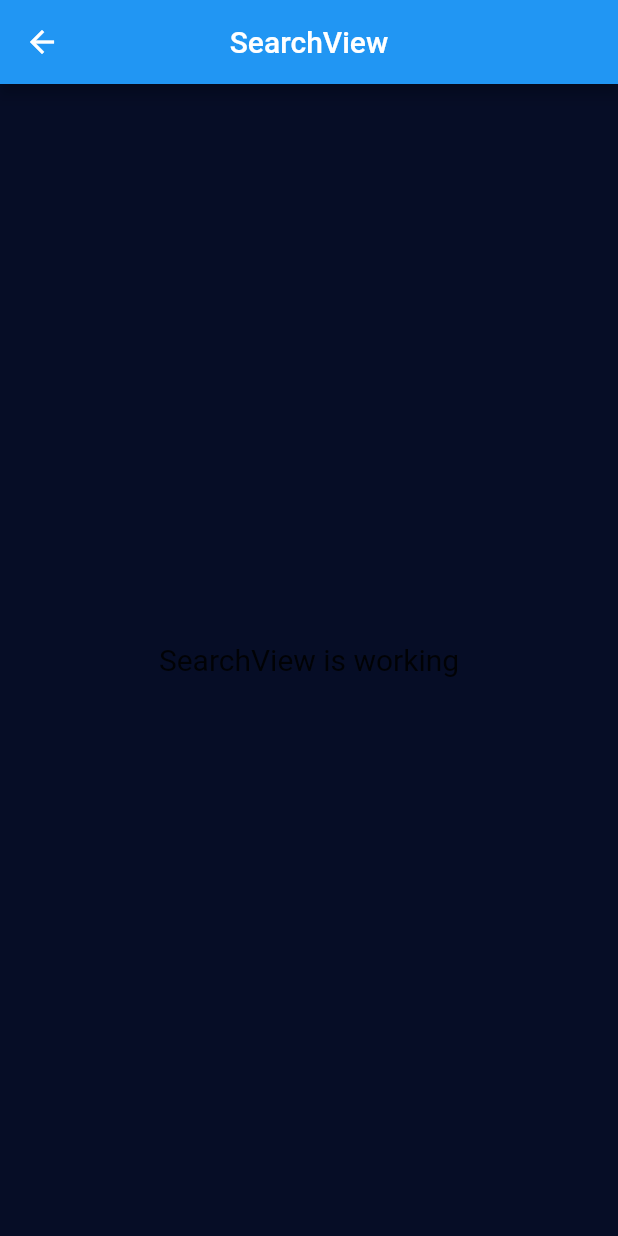
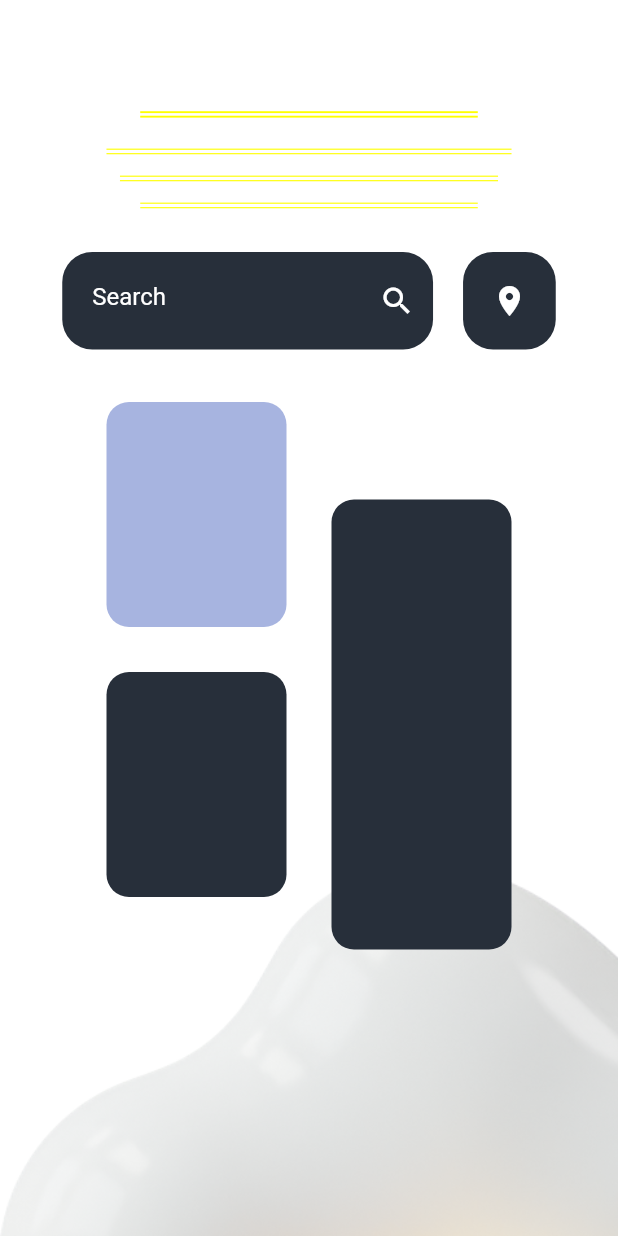
Before and after one commit to oppoop/tw_weather, a Flutter app: the SearchView screen opened by its route, on a phone screen of 412 x 824 dp. Run offline on Flutter 3.47's test engine with Material 2 defaults, Android fonts, the phone set to English and light mode, and no system bars; our stand-ins replace get, lottie.

Commit message:
搜尋頁面UI

```diff
--- a/lib/app/modules/search/controllers/search_controller.dart
+++ b/lib/app/modules/search/controllers/search_controller.dart
@@ -1,20 +1,7 @@
+import 'package:flutter/cupertino.dart';
 import 'package:get/get.dart';
 
 class SearchController extends GetxController {
-  //TODO: Implement SearchController
-
-  final count = 0.obs;
-  @override
-  void onInit() {
-    super.onInit();
-  }
-
-  @override
-  void onReady() {
-    super.onReady();
-  }
-
-  @override
-  void onClose() {}
-  void increment() => count.value++;
+  final TextEditingController textEditingController = TextEditingController();
+  final FocusNode focusNode = FocusNode();
 }
--- a/lib/app/modules/search/views/search_view.dart
+++ b/lib/app/modules/search/views/search_view.dart
@@ -1,23 +1,149 @@
 import 'package:flutter/material.dart';
-
 import 'package:get/get.dart';
 
+import '../../../constant.dart';
 import '../controllers/search_controller.dart';
 
 class SearchView extends GetView<SearchController> {
   @override
   Widget build(BuildContext context) {
-    return Scaffold(
-      appBar: AppBar(
-        title: Text('SearchView'),
-        centerTitle: true,
-      ),
-      body: Center(
-        child: Text(
-          'SearchView is working',
-          style: TextStyle(fontSize: 20),
+    return GetBuilder<SearchController>(
+        init: SearchController(),
+        builder: (controller) {
+          return Container(
+              height: Get.height,
+              width: Get.width,
+              decoration: BoxDecoration(
+                image: DecorationImage(
+                    alignment: Alignment.bottomRight,
+                    image: AssetImage('assets/image/search_back.png')),
+              ),
+              child: SingleChildScrollView(
+                child: Column(
+                  children: [
+                    const SizedBox(
+                      height: 50,
+                    ),
+                    Align(
+                      child: Text(
+                        'Pick a location',
+                        style: TextStyle(
+                            color: kWhiteColor,
+                            fontSize: 25,
+                            fontWeight: FontWeight.w600),
+                      ),
+                    ),
+                    const SizedBox(
+                      height: 5,
+                    ),
+                    Container(
+                      width: Get.width * 0.7,
+                      child: Text(
+                        'Type the area or city you want to know the detailed weather information at this time.',
+                        textAlign: TextAlign.center,
+                        style: TextStyle(color: kWhiteColor, fontSize: 15),
+                      ),
+                    ),
+                    const SizedBox(
+                      height: 30,
+                    ),
+                    searchBlock(),
+                    featureCity(),
+                    const SizedBox(
+                      height: 30,
+                    ),
+                  ],
+                ),
+              ));
+        });
+  }
+
+  Widget searchBlock() {
+    return Row(
+      mainAxisAlignment: MainAxisAlignment.center,
+      children: [
+        Container(
+          alignment: Alignment.center,
+          height: 65,
+          width: Get.width * 0.6,
+          decoration: BoxDecoration(
+              color: CardColor, borderRadius: BorderRadius.circular(20)),
+          child: TextFormField(
+            style: TextStyle(color: Colors.white),
+            controller: controller.textEditingController,
+            focusNode: controller.focusNode,
+            textAlign: TextAlign.left,
+            decoration: InputDecoration(
+              hintText: 'Search',
+              hintStyle: TextStyle(color: kWhiteColor),
+              border: InputBorder.none,
+              suffixIcon: Icon(
+                Icons.search,
+                color: kWhiteColor,
+              ),
+            ),
+          ).paddingOnly(left: 20),
         ),
-      ),
+        const SizedBox(
+          width: 20,
+        ),
+        GestureDetector(
+          onTap: () {},
+          child: Container(
+            height: 65,
+            width: Get.width * 0.15,
+            decoration: BoxDecoration(
+                color: CardColor, borderRadius: BorderRadius.circular(20)),
+            child: Icon(
+              Icons.location_on,
+              color: kWhiteColor,
+            ),
+          ),
+        ),
+      ],
+    );
+  }
+
+  Widget featureCity() {
+    return Row(
+      mainAxisAlignment: MainAxisAlignment.center,
+      children: [
+        Column(
+          children: [
+            Container(
+              height: 150,
+              width: 120,
+              decoration: BoxDecoration(
+                  color: selectColor, borderRadius: BorderRadius.circular(15)),
+            ),
+            const SizedBox(
+              height: 30,
+            ),
+            Container(
+              height: 150,
+              width: 120,
+              decoration: BoxDecoration(
+                  color: CardColor, borderRadius: BorderRadius.circular(15)),
+            ),
+          ],
+        ),
+        const SizedBox(
+          width: 30,
+        ),
+        Column(
+          children: [
+            const SizedBox(
+              height: 100,
+            ),
+            Container(
+              height: 300,
+              width: 120,
+              decoration: BoxDecoration(
+                  color: CardColor, borderRadius: BorderRadius.circular(15)),
+            ),
+          ],
+        ),
+      ],
     );
   }
 }
```
Also changed, not shown: assets/image/search_back.png (added).
